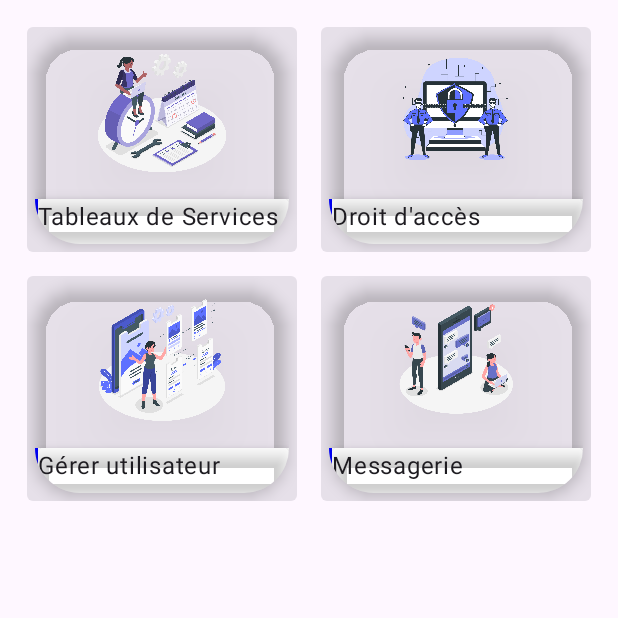
After one commit to foenixteam237/JobPlan, an Android app built with Jetpack Compose: the AdminDashBoad screen opened directly, with no data from a screen before it, on a phone screen of 412 x 824 dp, the top half of it. The commit adds this screen. Run offline under Robolectric (Android 15) with nearby library versions, the phone set to English and light mode, and no system bars.

Commit message:
Projet update 22-08-23

```diff
--- a/app/build.gradle
+++ b/app/build.gradle
@@ -58,6 +58,7 @@ dependencies {
     implementation 'androidx.compose.ui:ui-graphics'
     implementation platform('androidx.compose:compose-bom:2022.10.00')
     implementation platform('androidx.compose:compose-bom:2022.10.00')
+    implementation platform('androidx.compose:compose-bom:2022.10.00')
     //implementation 'androidx.core:core-ktx:+'
     //implementation 'androidx.compose.material:material'
     testImplementation 'junit:junit:4.13.2'
@@ -67,6 +68,7 @@ dependencies {
     androidTestImplementation platform('androidx.compose:compose-bom:2022.10.00')
     androidTestImplementation platform('androidx.compose:compose-bom:2022.10.00')
     androidTestImplementation platform('androidx.compose:compose-bom:2022.10.00')
+    androidTestImplementation platform('androidx.compose:compose-bom:2022.10.00')
     debugImplementation "androidx.compose.ui:ui-tooling:$compose_version"
     debugImplementation "androidx.compose.ui:ui-test-manifest:$compose_version"
 
--- a/app/src/main/AndroidManifest.xml
+++ b/app/src/main/AndroidManifest.xml
@@ -1,6 +1,6 @@
 <?xml version="1.0" encoding="utf-8"?>
 <manifest xmlns:android="http://schemas.android.com/apk/res/android"
-    xmlns:tools="http://schemas.android.com/tools" >
+    xmlns:tools="http://schemas.android.com/tools">
 
     <application
         android:allowBackup="true"
@@ -11,8 +11,12 @@
         android:roundIcon="@mipmap/ic_launcher_round"
         android:supportsRtl="true"
         android:theme="@style/Theme.JOBPLAN"
-        tools:targetApi="31" >
-
+        tools:targetApi="31">
+        <activity
+            android:name=".AdminDashBoad"
+            android:exported="false"
+            android:label="@string/title_activity_admin_dash_boad"
+            android:theme="@style/Theme.JOBPLAN" />
         <activity
             android:name=".RegisterPage"
             android:exported="false"
@@ -27,7 +31,7 @@
             android:name=".MainActivity"
             android:exported="true"
             android:label="@string/app_name"
-            android:theme="@style/Theme.JOBPLAN" >
+            android:theme="@style/Theme.JOBPLAN">
             <intent-filter>
                 <action android:name="android.intent.action.MAIN" />
 
--- /dev/null
+++ b/app/src/main/java/com/ramseys/jobplan/AdminDashBoad.kt
@@ -0,0 +1,163 @@
+package com.ramseys.jobplan
+
+import android.annotation.SuppressLint
+import android.content.Context
+import android.os.Bundle
+import android.widget.Toast
+import androidx.activity.ComponentActivity
+import androidx.activity.compose.setContent
+import androidx.compose.foundation.Image
+import androidx.compose.foundation.background
+import androidx.compose.foundation.border
+import androidx.compose.foundation.layout.Arrangement
+import androidx.compose.foundation.layout.Box
+import androidx.compose.foundation.layout.Column
+import androidx.compose.foundation.layout.IntrinsicSize
+import androidx.compose.foundation.layout.Row
+import androidx.compose.foundation.layout.Spacer
+import androidx.compose.foundation.layout.fillMaxHeight
+import androidx.compose.foundation.layout.fillMaxSize
+import androidx.compose.foundation.layout.fillMaxWidth
+import androidx.compose.foundation.layout.height
+import androidx.compose.foundation.layout.padding
+import androidx.compose.foundation.layout.width
+import androidx.compose.foundation.lazy.grid.GridCells
+import androidx.compose.foundation.lazy.grid.LazyVerticalGrid
+import androidx.compose.foundation.shape.RoundedCornerShape
+import androidx.compose.material3.Card
+import androidx.compose.material3.CardElevation
+import androidx.compose.material3.Divider
+import androidx.compose.material3.ExperimentalMaterial3Api
+import androidx.compose.material3.MaterialTheme
+import androidx.compose.material3.Scaffold
+import androidx.compose.material3.Surface
+import androidx.compose.material3.Text
+import androidx.compose.runtime.Composable
+import androidx.compose.ui.Alignment
+import androidx.compose.ui.Modifier
+import androidx.compose.ui.draw.shadow
+import androidx.compose.ui.graphics.Color
+import androidx.compose.ui.platform.LocalContext
+import androidx.compose.ui.res.painterResource
+import androidx.compose.ui.tooling.preview.Preview
+import androidx.compose.ui.unit.dp
+import com.ramseys.jobplan.Composables.DataClassRep.DashItem
+import com.ramseys.jobplan.ui.theme.JOBPLANTheme
+
+class AdminDashBoad : ComponentActivity() {
+    @SuppressLint("UnusedMaterial3ScaffoldPaddingParameter")
+    @OptIn(ExperimentalMaterial3Api::class)
+    override fun onCreate(savedInstanceState: Bundle?) {
+        super.onCreate(savedInstanceState)
+        setContent {
+            JOBPLANTheme {
+                // A surface container using the 'background' color from the theme
+                Surface(
+                    modifier = Modifier.fillMaxSize(),
+                    color = MaterialTheme.colorScheme.background
+                ) {
+                    Scaffold() {
+                        AdminScreen("Android")
+                    }
+
+                }
+            }
+        }
+    }
+}
+
+@Composable
+fun AdminScreen(name: String, modifier: Modifier = Modifier) {
+    val context = LocalContext.current;
+    gridView(context = context)
+}
+
+@Preview(showBackground = true)
+@Composable
+fun GreetingPreview2() {
+    JOBPLANTheme {
+        AdminScreen("Android")
+    }
+}
+
+
+@OptIn(ExperimentalMaterial3Api::class)
+@Composable
+fun gridView(context: Context){
+
+    lateinit var itemList: List<DashItem>
+    itemList = ArrayList<DashItem>()
+
+    itemList = itemList + DashItem("Tableaux de Services", Color.Blue, R.drawable.timeplan)
+    itemList = itemList + DashItem("Droit d'accès", Color.Blue, R.drawable.access_right)
+    itemList = itemList + DashItem("Gérer utilisateur", Color.Blue, R.drawable.user_flow)
+    itemList = itemList + DashItem("Messagerie", Color.Blue, R.drawable.messagerie)
+
+
+    Column(modifier = Modifier.fillMaxWidth()) {
+        LazyVerticalGrid(
+            columns = GridCells.Fixed(2),
+            modifier= Modifier.padding(10.dp)
+        ) {
+            itemList.forEachIndexed {
+                    index, _ ->
+                item{
+                    Card(
+                        onClick = {
+                            Toast.makeText(context, itemList[index].itemName+" selected", Toast.LENGTH_LONG).show()
+                        }
+                    ,
+                        modifier = Modifier.padding(8.dp),
+
+                    ) {
+                        Column(
+                            Modifier
+                                .fillMaxSize()
+                                .padding(5.dp)
+                                .shadow(
+                                    6.dp,
+                                    shape = RoundedCornerShape(30.dp),
+                                    clip = true
+                                ),
+                            horizontalAlignment = Alignment.CenterHorizontally,
+                            verticalArrangement = Arrangement.Center
+                        ) {
+                            Image(
+                                painter = painterResource(id = itemList[index].illustration),
+                                contentDescription = itemList[index].itemName,
+                                modifier = Modifier
+                                    .height(100.dp)
+                                    .width(100.dp)
+                                    .padding(5.dp)
+                            )
+                            Spacer(modifier = Modifier.height(9.dp))
+
+                            Row(modifier = Modifier.height(IntrinsicSize.Min)) {
+                                Divider(
+                                    color = itemList[index].itemColor,
+                                    modifier = Modifier
+                                        .fillMaxHeight()
+                                        .width(2.dp)
+                                )
+                                Box(modifier = Modifier
+                                    .fillMaxWidth()
+                                    .height(30.dp)
+                                    .background(color = Color.White)
+                                    .shadow(
+                                        6.dp,
+                                        shape = RoundedCornerShape(3.dp),
+                                        true,
+                                    )) {
+                                    Text(text = itemList[index].itemName)
+                                }
+                            }
+
+                        }
+
+                    }
+                }
+            }
+
+        }
+    }
+}
--- /dev/null
+++ b/app/src/main/java/com/ramseys/jobplan/Composables/DataClassRep/DashItem.kt
@@ -0,0 +1,10 @@
+package com.ramseys.jobplan.Composables.DataClassRep
+
+import androidx.compose.ui.graphics.Color
+
+data class DashItem(
+
+    val itemName: String,
+    val itemColor: Color,
+    val illustration: Int
+)
--- a/app/src/main/java/com/ramseys/jobplan/Composables/Widget/BarType.kt
+++ b/app/src/main/java/com/ramseys/jobplan/Composables/Widget/BarType.kt
@@ -6,8 +6,3 @@ enum class BarType {
     CIRCULAR_TYPE,
     TOP_CURVED
 }
-
-@Composable
-fun Canvas(){
-
-}
--- a/app/src/main/java/com/ramseys/jobplan/Composables/ui/LoginPage.kt
+++ b/app/src/main/java/com/ramseys/jobplan/Composables/ui/LoginPage.kt
@@ -29,6 +29,7 @@ import androidx.compose.ui.unit.dp
 import androidx.compose.ui.unit.sp
 import androidx.core.content.ContextCompat.startActivity
 import androidx.navigation.NavController
+import com.ramseys.jobplan.AdminDashBoad
 import com.ramseys.jobplan.HomeScreen
 import com.ramseys.jobplan.RegisterPage
 
@@ -107,8 +108,17 @@ fun LoginPage(navController: NavController){
 
                 Spacer(modifier = Modifier.padding(10.dp))
                 Button(onClick = {
-                            val intent = Intent(context, HomeScreen::class.java)
-                            startActivity(context, intent, null)
+
+
+
+                    if (!(matValue.value == "2022SR" && passwordValue.value == "1234")){
+                        val intent = Intent(context, HomeScreen::class.java)
+                        startActivity(context, intent, null)
+                    }else{
+                        val intent = Intent(context, AdminDashBoad::class.java)
+                        startActivity(context, intent, null)
+                        Toast.makeText(context, "Bienvenue Monsieur", Toast.LENGTH_LONG).show()
+                    }
 
                              },
                     modifier = Modifier
--- a/app/src/main/res/values/strings.xml
+++ b/app/src/main/res/values/strings.xml
@@ -5,4 +5,5 @@
     <string name="title_activity_home_screen">HomeScreen</string>
     <string name="title_activity_register_page">RegisterPage</string>
     <string name="title_activity_login_page">LoginPage</string>
+    <string name="title_activity_admin_dash_boad">AdminDashBoad</string>
 </resources>
```
Also changed, not shown: app/src/main/res/drawable/access_right.png (added), app/src/main/res/drawable/messagerie.png (added), app/src/main/res/drawable/timeplan.png (added), app/src/main/res/drawable/user_flow.png (added).
